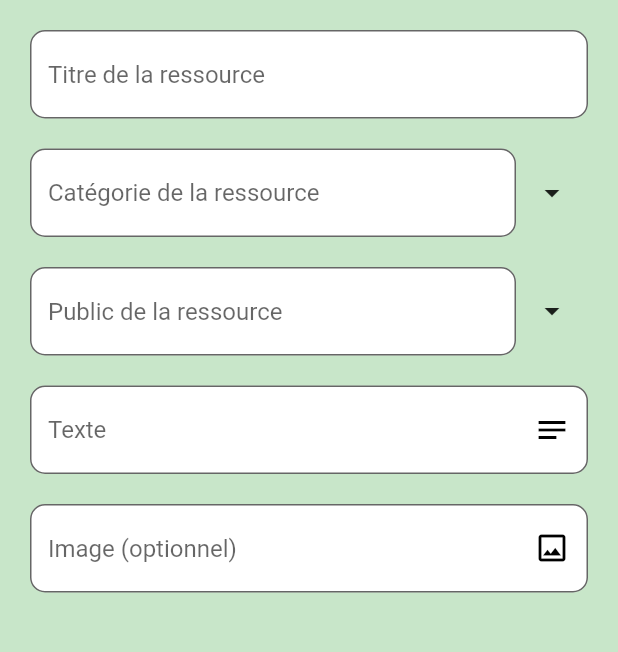
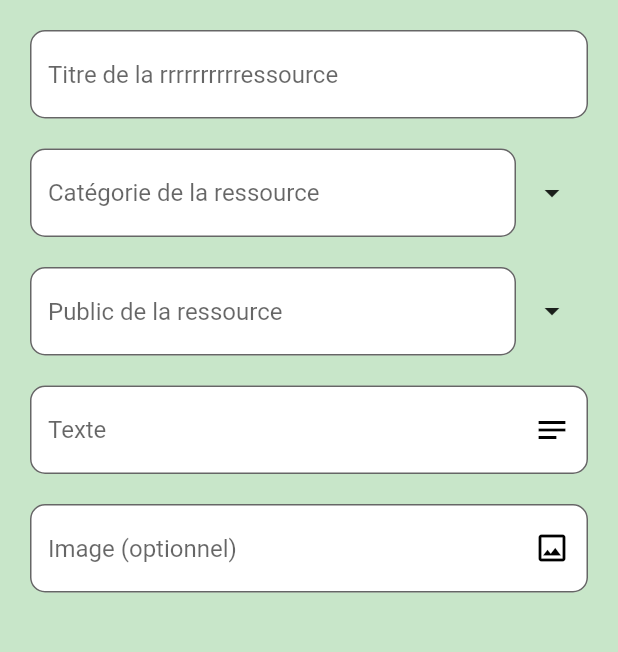
Before and after one commit to flapili/CESI-2022-cube, a Flutter app: the screen it shows after launch, item 3 of the bottom bar chosen, on a phone screen of 412 x 824 dp, the part 84-736 px from its top. Run offline on Flutter 3.47's test engine with Material 2 defaults, Android fonts, the phone set to English and light mode, and no system bars.

Commit message:
test git

```diff
--- a/src/frontend/lib/pages/ajouter.dart
+++ b/src/frontend/lib/pages/ajouter.dart
@@ -43,7 +43,7 @@ return SingleChildScrollView(
         child: TextField(
           decoration: InputDecoration(
               border: OutlineInputBorder(borderRadius: BorderRadius.circular(10.0),),
-              hintText: 'Titre de la ressource',
+              hintText: 'Titre de la rrrrrrrrrressource',
               fillColor: Colors.white,
               filled: true,
             ),
```
